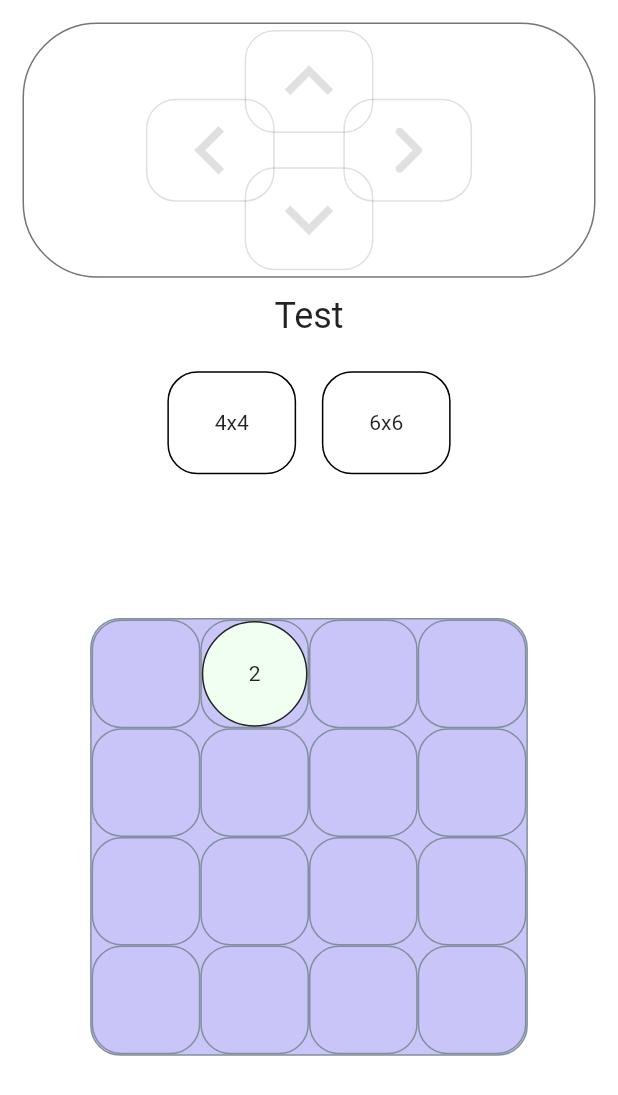
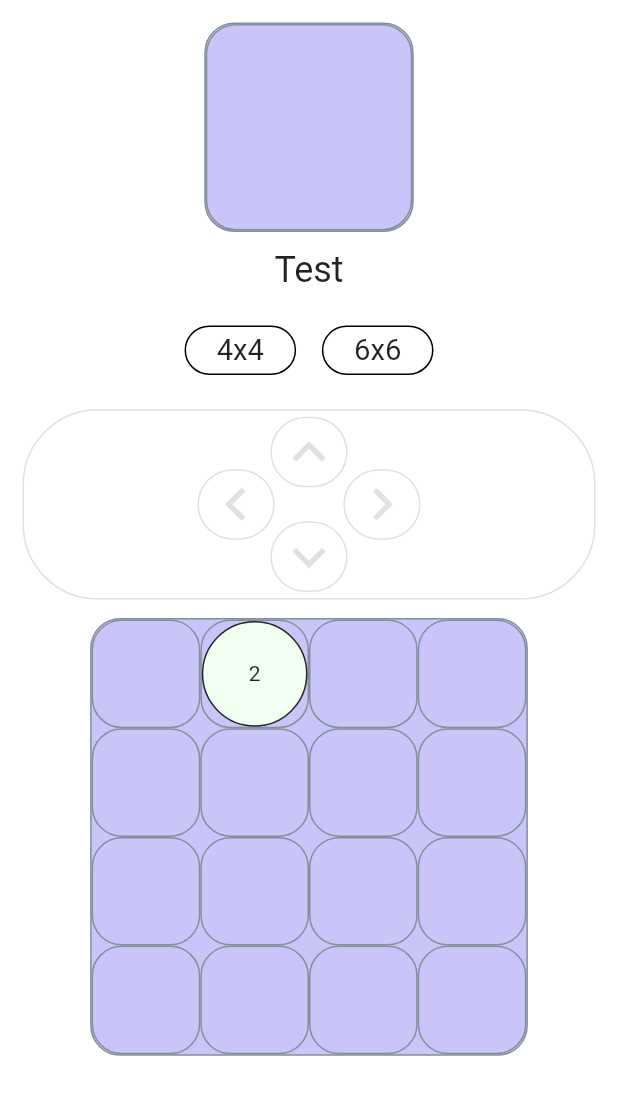
Before and after one commit to include9it/flutter_mini_games, a Flutter app: the screen it shows after launch, on a phone screen of 412 x 824 dp. Shown: the top 1095 px of the screen. Run offline on Flutter 3.47's test engine with Material 2 defaults, Android fonts, the phone set to English and light mode, and no system bars; our stand-ins replace bloc, flutter_bloc, freezed_annotation, logger.

Commit message:
added cached grid redesigned view added button size control code refactor

```diff
--- a/lib/screen_modules/play_screen/play_screen.dart
+++ b/lib/screen_modules/play_screen/play_screen.dart
@@ -1,5 +1,6 @@
 import 'package:flutter/material.dart';
 import 'package:flutter_bloc/flutter_bloc.dart';
+import 'package:flutter_mini_games/config/visual.dart';
 import 'package:flutter_mini_games/widgets/game_2048_widget/blocs/play_board_cubit.dart';
 import 'package:flutter_mini_games/widgets/game_2048_widget/blocs/play_board_state.dart';
 import 'package:flutter_mini_games/widgets/game_2048_widget/play_board.dart';
@@ -48,7 +49,13 @@ class PlayScreen extends StatelessWidget {
                         onSwipeDown: () => playBoardCubit.swipeDown(),
                         onSwipeLeft: () => playBoardCubit.swipeLeft(),
                         onSwipeRight: () => playBoardCubit.swipeRight(),
-                        child: const PlayBoard(),
+                        child: SizedBox(
+                          width: relativeToDesignPixels(255),
+                          height: relativeToDesignPixels(255),
+                          child: PlayBoard(
+                            grid: state.filledGrid,
+                          ),
+                        ),
                       ),
                     ),
                     // PlayAppBar(),
--- a/lib/widgets/game_2048_widget/blocs/play_board_cubit.dart
+++ b/lib/widgets/game_2048_widget/blocs/play_board_cubit.dart
@@ -24,7 +24,10 @@ class PlayBoardCubit extends Cubit<PlayBoardState> {
 
     final update = _transition.moveUp(grid: state.filledGrid);
 
-    emit(PlayBoardState.swipeUp(filledGrid: update));
+    emit(PlayBoardState.swipeUp(
+      cachedGrid: state.filledGrid,
+      filledGrid: update,
+    ));
   }
 
   void swipeDown() {
@@ -32,7 +35,10 @@ class PlayBoardCubit extends Cubit<PlayBoardState> {
 
     final update = _transition.moveDown(grid: state.filledGrid);
 
-    emit(PlayBoardState.swipeDown(filledGrid: update));
+    emit(PlayBoardState.swipeDown(
+      cachedGrid: state.filledGrid,
+      filledGrid: update,
+    ));
   }
 
   void swipeLeft() {
@@ -40,7 +46,10 @@ class PlayBoardCubit extends Cubit<PlayBoardState> {
 
     final update = _transition.moveLeft(grid: state.filledGrid);
 
-    emit(PlayBoardState.swipeLeft(filledGrid: update));
+    emit(PlayBoardState.swipeLeft(
+      cachedGrid: state.filledGrid,
+      filledGrid: update,
+    ));
   }
 
   void swipeRight() {
@@ -48,7 +57,10 @@ class PlayBoardCubit extends Cubit<PlayBoardState> {
 
     final update = _transition.moveRight(grid: state.filledGrid);
 
-    emit(PlayBoardState.swipeRight(filledGrid: update));
+    emit(PlayBoardState.swipeRight(
+      cachedGrid: state.filledGrid,
+      filledGrid: update,
+    ));
   }
 
   void reset({bool hasBig = false}) {
--- a/lib/widgets/game_2048_widget/blocs/play_board_state.dart
+++ b/lib/widgets/game_2048_widget/blocs/play_board_state.dart
@@ -14,18 +14,22 @@ class PlayBoardState with _$PlayBoardState {
 
   const factory PlayBoardState.swipeUp({
     required List<List<int?>> filledGrid,
+    required List<List<int?>> cachedGrid,
   }) = SwipeUpPlayBoardState;
 
   const factory PlayBoardState.swipeDown({
     required List<List<int?>> filledGrid,
+    required List<List<int?>> cachedGrid,
   }) = SwipeDownPlayBoardState;
 
   const factory PlayBoardState.swipeLeft({
     required List<List<int?>> filledGrid,
+    required List<List<int?>> cachedGrid,
   }) = SwipeLeftPlayBoardState;
 
   const factory PlayBoardState.swipeRight({
     required List<List<int?>> filledGrid,
+    required List<List<int?>> cachedGrid,
   }) = SwipeRightPlayBoardState;
 
   List<List<int?>> get filledGrid => map(
@@ -39,5 +43,13 @@ class PlayBoardState with _$PlayBoardState {
         swipeRight: (state) => state.filledGrid,
       );
 
+  List<List<int?>> get cachedGrid => map(
+    initial: (state) => [[null]],
+    swipeUp: (state) => state.cachedGrid,
+    swipeDown: (state) => state.cachedGrid,
+    swipeLeft: (state) => state.cachedGrid,
+    swipeRight: (state) => state.cachedGrid,
+  );
+
   int get gridHeight => filledGrid.length;
 }
--- a/lib/widgets/game_2048_widget/buttons/play_control_button.dart
+++ b/lib/widgets/game_2048_widget/buttons/play_control_button.dart
@@ -6,6 +6,7 @@ class PlayControlButton extends StatelessWidget {
   final String value;
   final IconData? icon;
   final Color? color;
+  final double size;
 
   const PlayControlButton({
     Key? key,
@@ -13,6 +14,7 @@ class PlayControlButton extends StatelessWidget {
     this.icon,
     required this.onTap,
     this.color,
+    this.size = 65,
   }) : super(key: key);
 
   @override
@@ -20,20 +22,25 @@ class PlayControlButton extends StatelessWidget {
     return InkWell(
       onTap: onTap,
       child: Container(
-        height: relativeToDesignPixels(60),
-        width: relativeToDesignPixels(75),
+        width: relativeToDesignPixels(size),
         decoration: BoxDecoration(
           border: Border.all(color: color ?? Colors.black),
-          borderRadius: const BorderRadius.all(Radius.circular(20)),
+          borderRadius: const BorderRadius.all(Radius.circular(25)),
         ),
         child: Center(
           child: icon != null
               ? Icon(
                   icon,
-                  size: 65.0,
+                  size: size,
                   color: color,
                 )
-              : Text(value, style: TextStyle(color: color)),
+              : Padding(
+                padding: const EdgeInsets.all(4.0),
+                child: Text(
+                    value,
+                    style: TextStyle(color: color, fontSize: size * 0.3),
+                  ),
+              ),
         ),
       ),
     );
--- a/lib/widgets/game_2048_widget/buttons/play_control_buttons.dart
+++ b/lib/widgets/game_2048_widget/buttons/play_control_buttons.dart
@@ -14,7 +14,7 @@ class PlayControlButtons extends StatelessWidget {
       builder: (context, state) {
         return Container(
           decoration: BoxDecoration(
-            border: Border.all(color: Colors.black54),
+            border: Border.all(color: Colors.black12),
             borderRadius: BorderRadius.circular(50),
           ),
           child: Padding(
@@ -30,6 +30,7 @@ class PlayControlButtons extends StatelessWidget {
                           swipeUp: (state) => Colors.black,
                           orElse: () => Colors.black12,
                         ),
+                        size: 45,
                         icon: Icons.keyboard_arrow_up,
                         onTap: () => ({}),
                         value: 'Up',
@@ -42,6 +43,7 @@ class PlayControlButtons extends StatelessWidget {
                           swipeDown: (state) => Colors.black,
                           orElse: () => Colors.black12,
                         ),
+                        size: 45,
                         icon: Icons.keyboard_arrow_down,
                         onTap: () => ({}),
                         value: 'Down',
@@ -57,6 +59,7 @@ class PlayControlButtons extends StatelessWidget {
                         swipeLeft: (state) => Colors.black,
                         orElse: () => Colors.black12,
                       ),
+                      size: 45,
                       icon: Icons.keyboard_arrow_left,
                       onTap: () => ({}),
                       value: 'Left',
@@ -69,6 +72,7 @@ class PlayControlButtons extends StatelessWidget {
                         swipeRight: (state) => Colors.black,
                         orElse: () => Colors.black12,
                       ),
+                      size: 45,
                       icon: Icons.keyboard_arrow_right_rounded,
                       onTap: () => ({}),
                       value: 'Right',
--- a/lib/widgets/game_2048_widget/play_board.dart
+++ b/lib/widgets/game_2048_widget/play_board.dart
@@ -1,31 +1,21 @@
 import 'package:flutter/material.dart';
 import 'package:flutter_bloc/flutter_bloc.dart';
 import 'package:flutter_mini_games/app_state/theme/app_theme_cubit.dart';
-import 'package:flutter_mini_games/widgets/game_2048_widget/blocs/play_board_cubit.dart';
-import 'package:flutter_mini_games/widgets/game_2048_widget/blocs/play_board_state.dart';
-import 'package:flutter_mini_games/config/visual.dart';
 import 'package:flutter_mini_games/widgets/game_2048_widget/play_board_grid.dart';
-import 'package:flutter_mini_games/widgets/interaction/swipe_detector/swipe_detector.dart';
 
 class PlayBoard extends StatelessWidget {
-  final int width;
-  final int height;
+  final List<List<int?>> grid;
 
   const PlayBoard({
     Key? key,
-    this.width = 4,
-    this.height = 4,
+    required this.grid,
   }) : super(key: key);
 
   @override
   Widget build(BuildContext context) {
     return BlocBuilder<AppThemeCubit, AppThemeState>(
       builder: (context, theme) {
-        return BlocBuilder<PlayBoardCubit, PlayBoardState>(
-          builder: (context, state) {
         return Container(
-              width: relativeToDesignPixels(255),
-              height: relativeToDesignPixels(255),
           decoration: BoxDecoration(
             color: theme.primaryLightColor,
             border: Border.all(
@@ -34,10 +24,8 @@ class PlayBoard extends StatelessWidget {
             borderRadius: BorderRadius.circular(20),
           ),
           child: PlayBoardGrid(
-                grid: state.filledGrid,
+            grid: grid,
           ),
-            );
-          },
         );
       },
     );
--- a/lib/widgets/game_2048_widget/widgets/play_app_bar.dart
+++ b/lib/widgets/game_2048_widget/widgets/play_app_bar.dart
@@ -5,6 +5,7 @@ import 'package:flutter_mini_games/widgets/game_2048_widget/blocs/play_board_cub
 import 'package:flutter_mini_games/widgets/game_2048_widget/blocs/play_board_state.dart';
 import 'package:flutter_mini_games/widgets/game_2048_widget/buttons/play_control_button.dart';
 import 'package:flutter_mini_games/widgets/game_2048_widget/buttons/play_control_buttons.dart';
+import 'package:flutter_mini_games/widgets/game_2048_widget/play_board.dart';
 
 class PlayAppBar extends StatelessWidget {
   const PlayAppBar({Key? key}) : super(key: key);
@@ -16,7 +17,13 @@ class PlayAppBar extends StatelessWidget {
         final PlayBoardCubit playBoardCubit = context.read<PlayBoardCubit>();
         return Column(
           children: [
-            const PlayControlButtons(),
+            SizedBox(
+              width: relativeToDesignPixels(122),
+              height: relativeToDesignPixels(122),
+              child: PlayBoard(
+                grid: state.cachedGrid,
+              ),
+            ),
             SizedBox(
               height: relativeToDesignPixels(10),
             ),
@@ -43,6 +50,10 @@ class PlayAppBar extends StatelessWidget {
                 ),
               ],
             ),
+            SizedBox(
+              height: relativeToDesignPixels(20),
+            ),
+            const PlayControlButtons(),
           ],
         );
       },
```
Also changed, not shown: lib/widgets/game_2048_widget/blocs/play_board_state.freezed.dart. Lines whose indentation alone changed are shown as unchanged.
